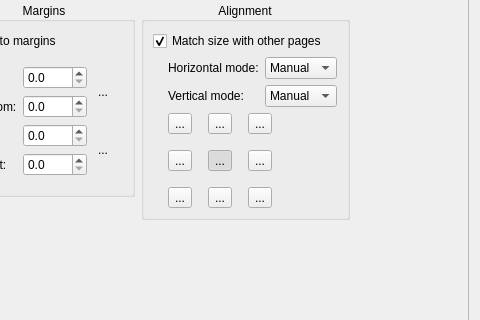
Above: src/app/DefaultParamsDialog.ui from 2ndmax/scantailor-ocr before the change; both pictures show x 177 to 657 and y 82 to 402 of the 657 by 555 pixel window. Below: the same form after it.
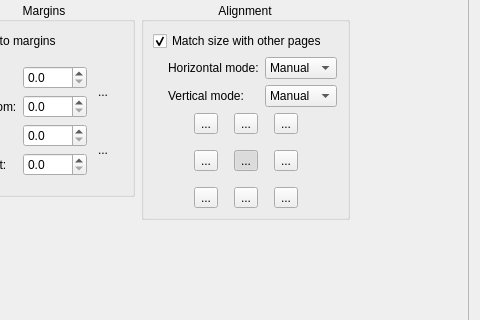
That is the form after the change. The open tabs and pages were chosen to show the change. Icons and pictures are not drawn. Custom widgets are drawn as their Qt base class.

Commit message:
Default parameters: center the alignment buttons
Like in the Margins step.

Diff of the .ui file:
```diff
--- a/src/app/DefaultParamsDialog.ui
+++ b/src/app/DefaultParamsDialog.ui
@@ -1522,9 +1522,19 @@
               </item>
               <item>
                <layout class="QHBoxLayout" name="horizontalLayout_5">
-<property name="leftMargin">
-<number>15</number>
-</property>
+                <item>
+                 <spacer name="alignmentButtonsSpacerLeft">
+                  <property name="orientation">
+                   <enum>Qt::Horizontal</enum>
+                  </property>
+                  <property name="sizeHint" stdset="0">
+                   <size>
+                    <width>1</width>
+                    <height>1</height>
+                   </size>
+                  </property>
+                 </spacer>
+                </item>
                 <item>
                  <layout class="QGridLayout" name="gridLayout_8">
                   <property name="spacing">
```
The commit also changes 1 other file.
